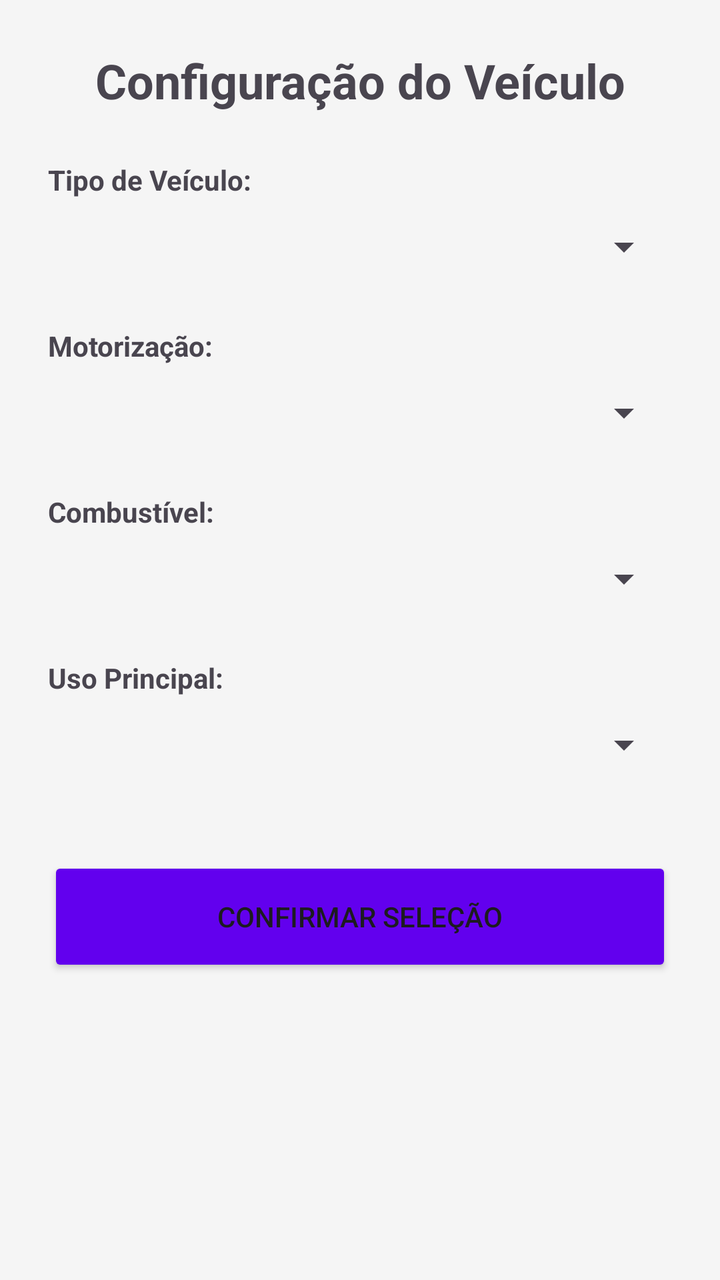
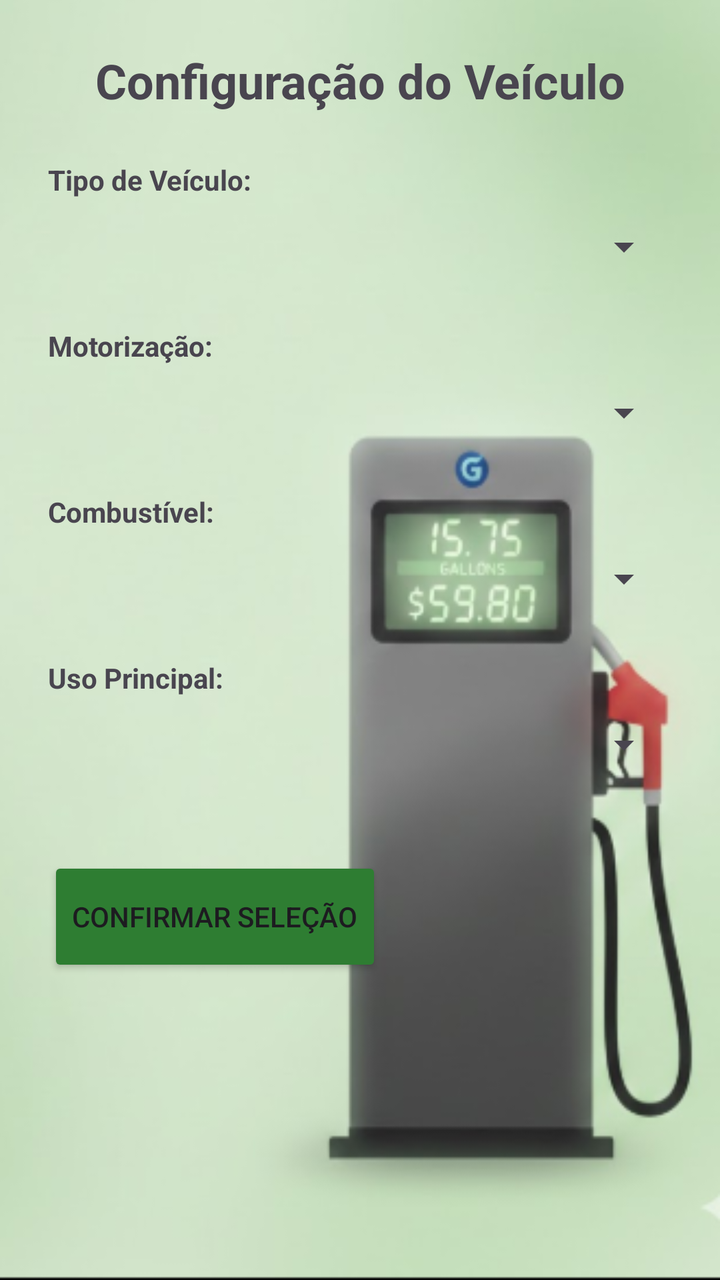

Before-and-after screenshots of an Android layout around one commit, followed by the original layout XML and the change that was made.
<!-- AndroidManifest.xml: application theme Theme.AppPostoGasolina -->
<!-- res/layout/activity_lista_combustivel.xml -->
<?xml version="1.0" encoding="utf-8"?>
<LinearLayout xmlns:android="http://schemas.android.com/apk/res/android"
    android:layout_width="match_parent"
    android:layout_height="match_parent"
    android:orientation="vertical"
    android:padding="24dp">

    <TextView
        android:layout_width="match_parent"
        android:layout_height="wrap_content"
        android:text="Configuração do Veículo"
        android:textSize="24sp"
        android:textStyle="bold"
        android:gravity="center"
        android:layout_marginBottom="24dp"/>

    <TextView
        android:layout_width="wrap_content"
        android:layout_height="wrap_content"
        android:text="Tipo de Veículo:"
        android:textStyle="bold"/>
    <Spinner
        android:id="@+id/spTipoVeiculo"
        android:layout_width="match_parent"
        android:layout_height="wrap_content"
        android:layout_marginBottom="16dp"
        android:minHeight="48dp"/>

    <TextView
        android:layout_width="wrap_content"
        android:layout_height="wrap_content"
        android:text="Motorização:"
        android:textStyle="bold"/>
    <Spinner
        android:id="@+id/spMotorizacao"
        android:layout_width="match_parent"
        android:layout_height="wrap_content"
        android:layout_marginBottom="16dp"
        android:minHeight="48dp"/>

    <TextView
        android:layout_width="wrap_content"
        android:layout_height="wrap_content"
        android:text="Combustível:"
        android:textStyle="bold"/>
    <Spinner
        android:id="@+id/spCombustivel"
        android:layout_width="match_parent"
        android:layout_height="wrap_content"
        android:layout_marginBottom="16dp"
        android:minHeight="48dp"/>

    <TextView
        android:layout_width="wrap_content"
        android:layout_height="wrap_content"
        android:text="Uso Principal:"
        android:textStyle="bold"/>
    <Spinner
        android:id="@+id/spUso"
        android:layout_width="match_parent"
        android:layout_height="wrap_content"
        android:layout_marginBottom="32dp"
        android:minHeight="48dp"/>

    <Button
        android:id="@+id/btnConfirmar"
        android:layout_width="match_parent"
        android:layout_height="60dp"
        android:text="Confirmar Seleção"
        android:backgroundTint="@color/design_default_color_primary"/>

</LinearLayout>
<!-- resources referenced by this layout -->
<resources>
  <style name="Theme.AppPostoGasolina" parent="Base.Theme.AppPostoGasolina" />
  <style name="Base.Theme.AppPostoGasolina" parent="Theme.Material3.DayNight.NoActionBar">
          <item name="colorPrimary">@color/primary_green</item>
          <item name="colorPrimaryVariant">@color/primary_green_dark</item>
          <item name="colorOnPrimary">@color/white</item>
  
          <item name="colorSecondary">@color/secondary_orange</item>
          <item name="colorOnSecondary">@color/white</item>
  
          <item name="android:colorBackground">@color/background_light</item>
      </style>
  <color name="primary_green">#2E7D32</color>
  <color name="primary_green_dark">#1B5E20</color>
  <color name="white">#FFFFFFFF</color>
  <color name="secondary_orange">#EF6C00</color>
  <color name="background_light">#F5F5F5</color>
</resources>

<!-- the commit's change to res/layout/activity_lista_combustivel.xml (unified diff, before → after) -->
@@ -3,6 +3,7 @@
     android:layout_width="match_parent"
     android:layout_height="match_parent"
     android:orientation="vertical"
+    android:background="@drawable/fundo"
     android:padding="24dp">
 
     <TextView
@@ -64,9 +65,9 @@
 
     <Button
         android:id="@+id/btnConfirmar"
-        android:layout_width="match_parent"
+        android:layout_width="wrap_content"
         android:layout_height="60dp"
         android:text="Confirmar Seleção"
-        android:backgroundTint="@color/design_default_color_primary"/>
+        android:backgroundTint="@color/primary_green"/>
 
 </LinearLayout>
<!-- resource entries referenced after the edit -->
@@ -1,5 +1,7 @@
 <!-- resources referenced by this layout -->
 <resources>
+  <color name="primary_green">#2E7D32</color>
+  <!-- drawable fundo: png bitmap (drawable, 97595 bytes) -->
   <style name="Theme.AppPostoGasolina" parent="Base.Theme.AppPostoGasolina" />
   <style name="Base.Theme.AppPostoGasolina" parent="Theme.Material3.DayNight.NoActionBar">
           <item name="colorPrimary">@color/primary_green</item>
@@ -11,10 +13,9 @@
   
           <item name="android:colorBackground">@color/background_light</item>
       </style>
-  <color name="primary_green">#2E7D32</color>
   <color name="primary_green_dark">#1B5E20</color>
   <color name="white">#FFFFFFFF</color>
-  <color name="secondary_orange">#EF6C00</color>
+  <color name="secondary_orange">#763E04</color>
   <color name="background_light">#F5F5F5</color>
 </resources>
 
